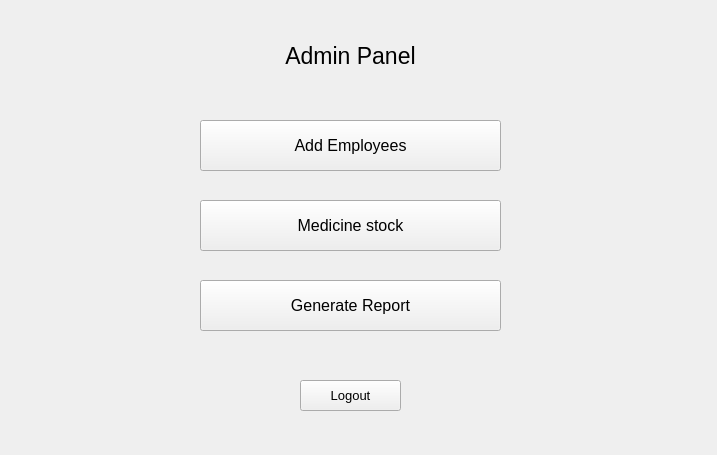
The window that admin_panel.ui (osamamuhammad3623/pharmacy_management_system) describes before a commit, drawn with Qt 5.
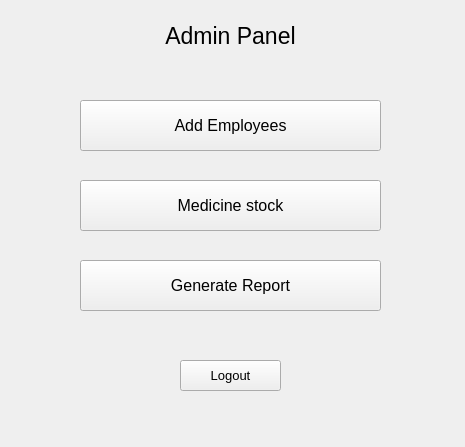
The same window after the commit.

Diff of the .ui file:
```diff
--- a/admin_panel.ui
+++ b/admin_panel.ui
@@ -6,57 +6,18 @@
    <rect>
     <x>0</x>
     <y>0</y>
-    <width>717</width>
-    <height>455</height>
+    <width>465</width>
+    <height>447</height>
    </rect>
   </property>
   <property name="windowTitle">
    <string>Form</string>
   </property>
-  <widget class="QPushButton" name="add_employees">
-   <property name="geometry">
-    <rect>
-     <x>200</x>
-     <y>120</y>
-     <width>301</width>
-     <height>51</height>
-    </rect>
-   </property>
-   <property name="font">
-    <font>
-     <pointsize>12</pointsize>
-    </font>
-   </property>
-   <property name="text">
-    <string>Add Employees</string>
-   </property>
-  </widget>
-  <widget class="QLabel" name="label_6">
-   <property name="geometry">
-    <rect>
-     <x>240</x>
-     <y>40</y>
-     <width>221</width>
-     <height>31</height>
-    </rect>
-   </property>
-   <property name="font">
-    <font>
-     <pointsize>17</pointsize>
-    </font>
-   </property>
-   <property name="text">
-    <string>Admin Panel</string>
-   </property>
-   <property name="alignment">
-    <set>Qt::AlignCenter</set>
-   </property>
-  </widget>
   <widget class="QPushButton" name="generate_reports">
    <property name="geometry">
     <rect>
-     <x>200</x>
-     <y>280</y>
+     <x>80</x>
+     <y>260</y>
      <width>301</width>
      <height>51</height>
     </rect>
@@ -73,8 +34,8 @@
   <widget class="QPushButton" name="logout">
    <property name="geometry">
     <rect>
-     <x>300</x>
-     <y>380</y>
+     <x>180</x>
+     <y>360</y>
      <width>101</width>
      <height>31</height>
     </rect>
@@ -91,8 +52,8 @@
   <widget class="QPushButton" name="md_stock">
    <property name="geometry">
     <rect>
-     <x>200</x>
-     <y>200</y>
+     <x>80</x>
+     <y>180</y>
      <width>301</width>
      <height>51</height>
     </rect>
@@ -106,6 +67,45 @@
     <string>Medicine stock</string>
    </property>
   </widget>
+  <widget class="QPushButton" name="add_employees">
+   <property name="geometry">
+    <rect>
+     <x>80</x>
+     <y>100</y>
+     <width>301</width>
+     <height>51</height>
+    </rect>
+   </property>
+   <property name="font">
+    <font>
+     <pointsize>12</pointsize>
+    </font>
+   </property>
+   <property name="text">
+    <string>Add Employees</string>
+   </property>
+  </widget>
+  <widget class="QLabel" name="label_6">
+   <property name="geometry">
+    <rect>
+     <x>120</x>
+     <y>20</y>
+     <width>221</width>
+     <height>31</height>
+    </rect>
+   </property>
+   <property name="font">
+    <font>
+     <pointsize>17</pointsize>
+    </font>
+   </property>
+   <property name="text">
+    <string>Admin Panel</string>
+   </property>
+   <property name="alignment">
+    <set>Qt::AlignCenter</set>
+   </property>
+  </widget>
  </widget>
  <resources/>
  <connections/>
```
Left out of the diff: 4 changed lines with no effect on the pictures.
